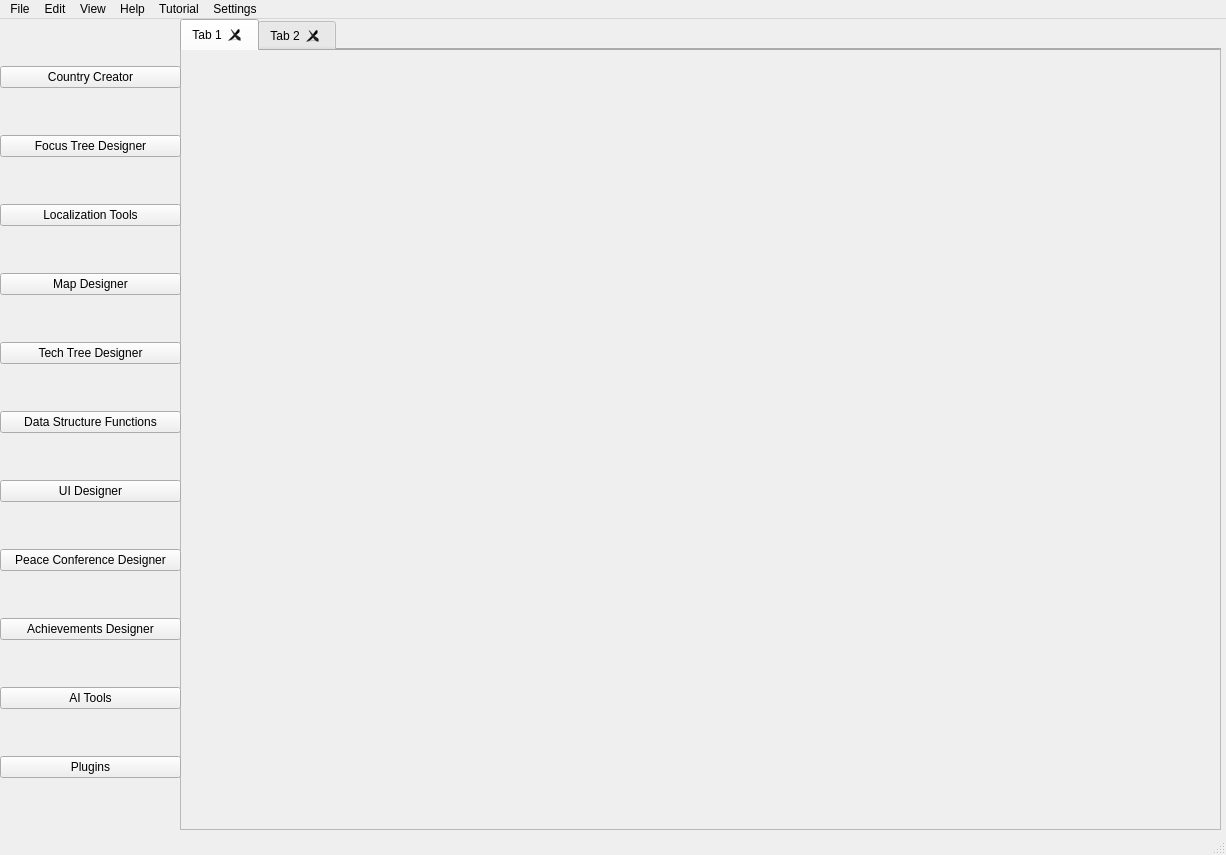
Qt form Hearts Of Iron 4 Arsenal.ui (Team-Black-Requiem/hoi4-vanguard) before a commit.
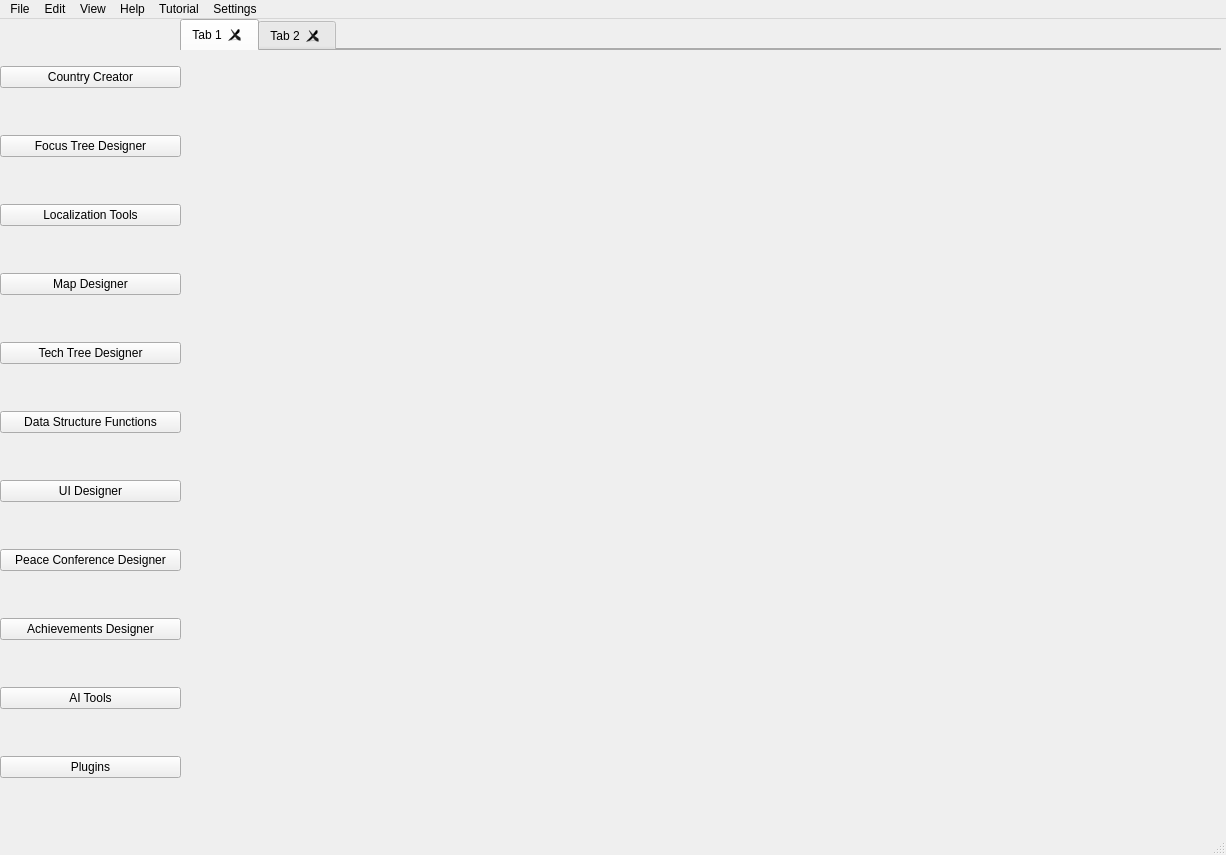
The same form after that commit.

Patch:
```diff
--- a/Hearts Of Iron 4 Arsenal.ui
+++ b/Hearts Of Iron 4 Arsenal.ui
@@ -10,11 +10,23 @@
     <height>855</height>
    </rect>
   </property>
+  <property name="minimumSize">
+   <size>
+    <width>1226</width>
+    <height>855</height>
+   </size>
+  </property>
   <property name="windowTitle">
    <string>Hearts Of Iron 4: Arsenal</string>
   </property>
   <widget class="QWidget" name="centralwidget">
-   <widget class="QFrame" name="Viewport">
+   <property name="minimumSize">
+    <size>
+     <width>1226</width>
+     <height>812</height>
+    </size>
+   </property>
+   <widget class="QWidget" name="Viewport" native="true">
     <property name="geometry">
      <rect>
       <x>180</x>
@@ -23,12 +35,6 @@
       <height>781</height>
      </rect>
     </property>
-    <property name="frameShape">
-     <enum>QFrame::StyledPanel</enum>
-    </property>
-    <property name="frameShadow">
-     <enum>QFrame::Raised</enum>
-    </property>
    </widget>
    <widget class="QTabWidget" name="tabWidget">
     <property name="geometry">
```
